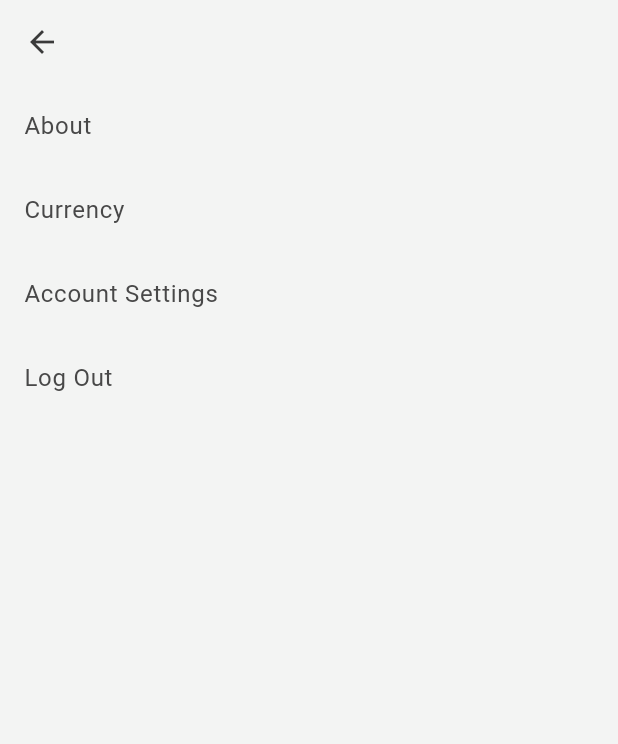
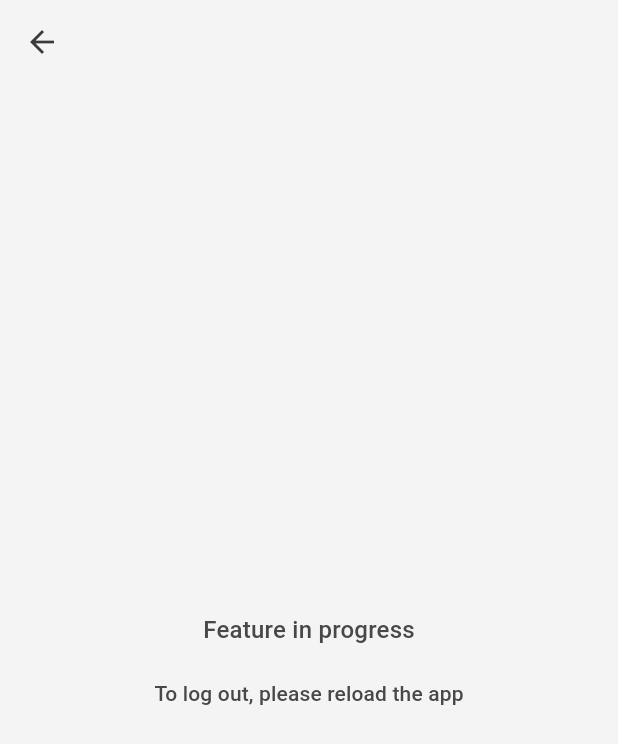
Before and after one commit to biruk-chafamo/Equb-Frontend, a Flutter app: the CurrentUserSettingsScreen screen opened directly, on a phone screen of 412 x 824 dp. Shown: the top 744 px of the screen. Run offline on Flutter 3.47's test engine with Material 3 defaults, Android fonts, the phone set to English and light mode, and no system bars; our stand-ins replace dio, equatable, flutter_bloc, flutter_secure_storage, go_router, jwt_decoder and 4 more; missing offline and left inert: choice; accounts and stored records are empty.

Commit message:
hide settings

```diff
--- a/lib/screens/user/current_user_settings_screen.dart
+++ b/lib/screens/user/current_user_settings_screen.dart
@@ -8,6 +8,37 @@ import 'package:go_router/go_router.dart';
 
 class CurrentUserSettingsScreen extends StatelessWidget {
   const CurrentUserSettingsScreen({super.key});
+
+  @override
+  Widget build(BuildContext context) {
+    return Scaffold(
+      appBar: AppBar(
+        backgroundColor: Theme.of(context).colorScheme.surface,
+        foregroundColor: Theme.of(context).colorScheme.onSecondaryContainer,
+      ),
+      body: SafeArea(
+          child: Center(
+        child: Column(
+          mainAxisAlignment: MainAxisAlignment.center,
+          children: [
+            Text(
+              'Feature in progress',
+              style: Theme.of(context).textTheme.titleMedium,
+            ),
+            const SizedBox(height: 20),
+            Text(
+              'To log out, please reload the app',
+              style: Theme.of(context).textTheme.titleSmall,
+            ),
+          ],
+        ),
+      )),
+    );
+  }
+}
+
+class CurrentUserSettingsScreenInProgress extends StatelessWidget {
+  const CurrentUserSettingsScreenInProgress({super.key});
 
   @override
   Widget build(BuildContext context) {
```
Also changed, not shown: 4 other files.
